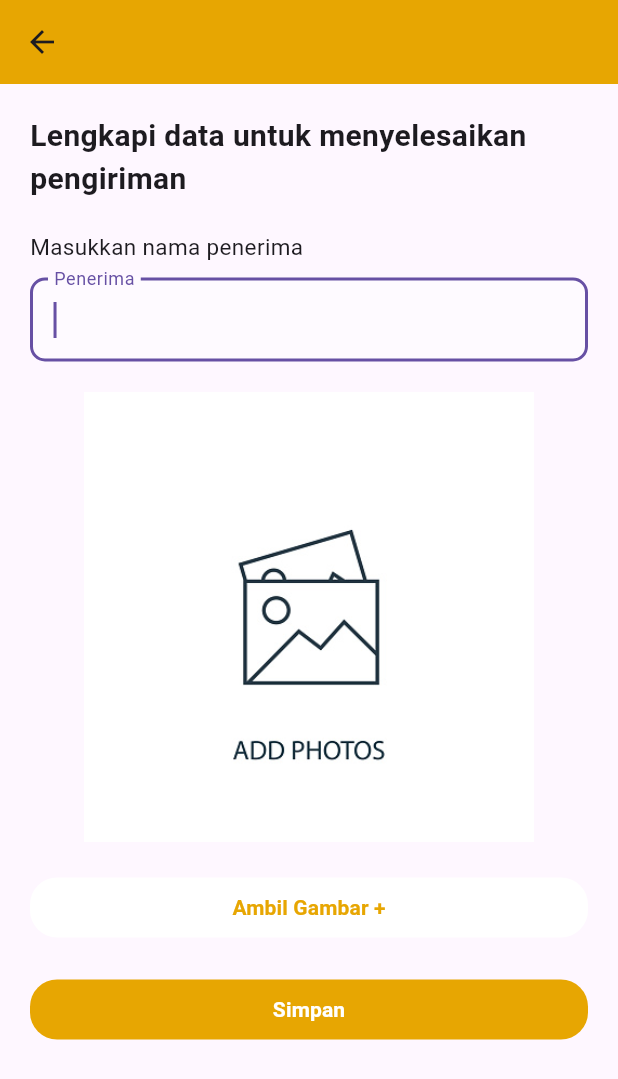
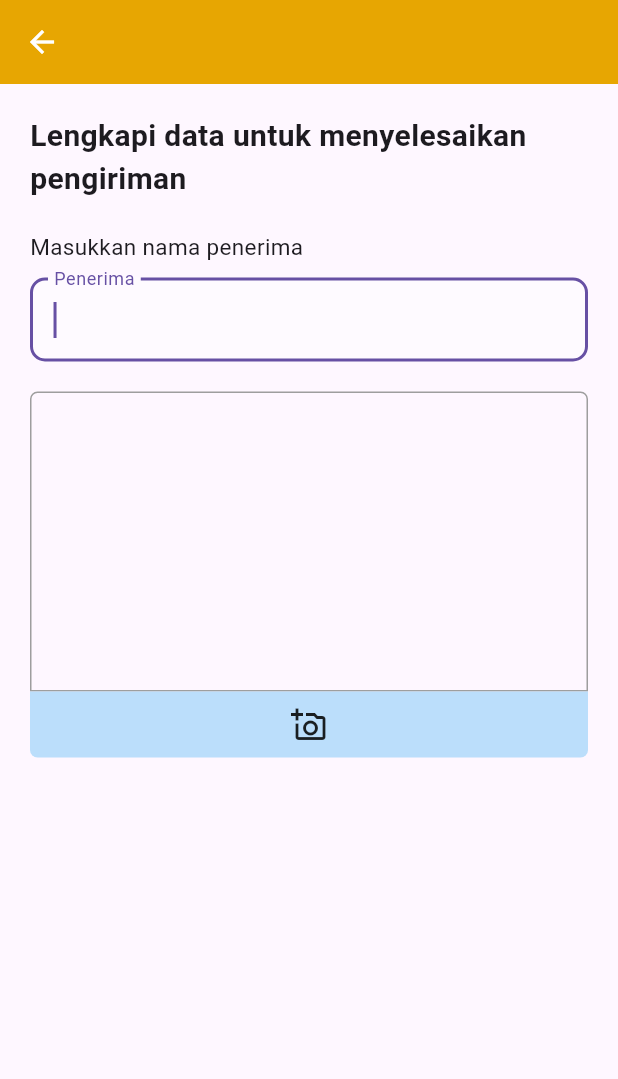
Before and after one commit to ashabfirdaus/impact_driver, a Flutter app: the AcceptDelivery screen opened directly with empty values, on a phone screen of 412 x 824 dp. Shown: the top 1079 px of the screen. Run offline on Flutter 3.47's test engine with Material 3 defaults, Android fonts, the phone set to English and light mode, and no system bars; our stand-ins replace flutter_easyloading, flutter_secure_storage, fluttertoast, image_picker, photo_view; missing offline and left inert: flutter_exif_rotation, widget_zoom; accounts and stored records are empty.

Commit message:
layout multi image

```diff
--- a/lib/layouts/pages/delivery/accept_delivery.dart
+++ b/lib/layouts/pages/delivery/accept_delivery.dart
@@ -1,6 +1,7 @@
 import 'dart:convert';
 
 import 'package:flutter/material.dart';
+import 'package:flutter/widgets.dart';
 import 'package:flutter_easyloading/flutter_easyloading.dart';
 
 import '../../../services/action.dart';
@@ -27,11 +28,12 @@ class _AcceptDeliveryState extends State<AcceptDelivery> {
   Map selectData = {};
   String photoEncode = '';
   String photo = '';
+  List photos = [];
 
   void validation() {
     if (_formKey.currentState!.validate()) {
       GlobalConfig.unfocus(context);
-      if (photo == '') {
+      if (photos.isEmpty) {
         NotificationBar.toastr('Gambar Pengiriman harus diisi', 'error');
       } else {
         showConfirmation(context);
@@ -85,6 +87,7 @@ class _AcceptDeliveryState extends State<AcceptDelivery> {
                       setState(() {
                         photoEncode = value;
                         photo = split[1];
+                        photos.add(split[1]);
                       });
                     }
                   }),
@@ -103,6 +106,7 @@ class _AcceptDeliveryState extends State<AcceptDelivery> {
                         setState(() {
                           photoEncode = value;
                           photo = split[1];
+                          photos.add(split[1]);
                         });
                       });
                     }
@@ -171,12 +175,27 @@ class _AcceptDeliveryState extends State<AcceptDelivery> {
     );
   }
 
+  void showPreviewImage(img) {
+    Navigator.pushNamed(
+      context,
+      '/preview-image',
+      arguments: {
+        'img': base64Decode(img),
+      },
+    );
+  }
+
+  void removeImage(index) {
+    setState(() {
+      photos.removeAt(index);
+    });
+  }
+
   @override
   Widget build(BuildContext context) {
     return Scaffold(
       appBar: AppBar(
         title: Text(widget.content['title']),
-        backgroundColor: GlobalConfig.primaryColor,
       ),
       body: SafeArea(
         child: SingleChildScrollView(
@@ -217,33 +236,98 @@ class _AcceptDeliveryState extends State<AcceptDelivery> {
                   ),
                   const SizedBox(height: 20),
                   Container(
-                    alignment: Alignment.center,
-                    child: photo == ''
-                        ? Image.asset('images/blank.png', width: 300)
-                        : Image.memory(base64Decode(photo), height: 300),
+                    height: 200,
+                    decoration: BoxDecoration(
+                      border: Border.all(color: Colors.grey),
+                      borderRadius: const BorderRadius.only(
+                        topLeft: Radius.circular(5),
+                        topRight: Radius.circular(5),
+                      ),
+                    ),
+                    child: ListView(
+                      scrollDirection: Axis.horizontal,
+                      children: [
+                        for (var i = 0; i < photos.length; i++)
+                          Stack(
+                            alignment: Alignment.topRight,
+                            children: [
+                              InkWell(
+                                onTap: () => showPreviewImage(photos[i]),
+                                child: Container(
+                                  margin: const EdgeInsets.all(5),
+                                  child: Image.memory(
+                                    base64Decode(photos[i]),
+                                    width: 200,
+                                    fit: BoxFit.cover,
+                                  ),
+                                ),
+                              ),
+                              Align(
+                                alignment: Alignment.topRight,
+                                child: Container(
+                                  decoration: BoxDecoration(
+                                    color: Colors.red,
+                                    borderRadius: BorderRadius.circular(25),
+                                  ),
+                                  child: IconButton(
+                                    onPressed: () => removeImage(i),
+                                    icon: const Icon(
+                                      Icons.close,
+                                      color: Colors.white,
+                                      size: 20,
+                                    ),
+                                  ),
+                                ),
+                              )
+                            ],
+                          ),
+                      ],
+                    ),
                   ),
+                  InkWell(
+                    onTap: () => settingModalBottomSheet(context),
+                    child: Container(
+                      width: MediaQuery.of(context).size.width,
+                      padding: const EdgeInsets.all(10),
+                      decoration: BoxDecoration(
+                        color: Colors.blue[100],
+                        borderRadius: const BorderRadius.only(
+                          bottomLeft: Radius.circular(5),
+                          bottomRight: Radius.circular(5),
+                        ),
+                      ),
+                      child: const Icon(Icons.add_a_photo_outlined),
+                    ),
+                  ),
+                  // Container(
+                  //   alignment: Alignment.center,
+                  //   child: photo == ''
+                  //       ? Image.asset('images/blank.png', width: 300)
+                  //       : Image.memory(base64Decode(photo), height: 300),
+                  // ),
+                  // const SizedBox(height: 20),
+                  // if (photo != '')
+                  //   ButtonFullWidth(
+                  //     label: 'Hapus File',
+                  //     action: () => clearImage(),
+                  //     color: Colors.white,
+                  //     background: false,
+                  //   )
+                  // else
+                  //   ButtonFullWidth(
+                  //     label: 'Ambil Gambar +',
+                  //     action: () => settingModalBottomSheet(context),
+                  //     color: Colors.white,
+                  //     background: false,
+                  //   ),
                   const SizedBox(height: 20),
-                  if (photo != '')
+                  if (_receiver.text != '')
                     ButtonFullWidth(
-                      label: 'Hapus File',
-                      action: () => clearImage(),
+                      label: 'Simpan',
                       color: Colors.white,
-                      background: false,
+                      background: true,
+                      action: () => validation(),
                     )
-                  else
-                    ButtonFullWidth(
-                      label: 'Ambil Gambar +',
-                      action: () => settingModalBottomSheet(context),
-                      color: Colors.white,
-                      background: false,
-                    ),
-                  const SizedBox(height: 20),
-                  ButtonFullWidth(
-                    label: 'Simpan',
-                    color: Colors.white,
-                    background: true,
-                    action: () => validation(),
-                  )
                 ],
               ),
             ),
--- a/lib/layouts/pages/delivery/detail_transaction.dart
+++ b/lib/layouts/pages/delivery/detail_transaction.dart
@@ -68,7 +68,6 @@ class _DetailTransactionState extends State<DetailTransaction> {
     return Scaffold(
       appBar: AppBar(
         title: Text(widget.content['title']),
-        backgroundColor: GlobalConfig.primaryColor,
       ),
       body: SafeArea(
         child: SingleChildScrollView(
--- a/lib/layouts/pages/home/delivery_complete.dart
+++ b/lib/layouts/pages/home/delivery_complete.dart
@@ -178,7 +178,6 @@ class _DeliveryCompleteState extends State<DeliveryComplete> {
             icon: customIcon,
           )
         ],
-        backgroundColor: GlobalConfig.primaryColor,
       ),
       body: GestureDetector(
         onTap: () => GlobalConfig.unfocus(context),
--- a/lib/layouts/pages/home/delivery_process.dart
+++ b/lib/layouts/pages/home/delivery_process.dart
@@ -174,7 +174,6 @@ class _DeliveryProcessState extends State<DeliveryProcess> {
             icon: customIcon,
           )
         ],
-        backgroundColor: GlobalConfig.primaryColor,
       ),
       body: GestureDetector(
         onTap: () => GlobalConfig.unfocus(context),
--- a/lib/main.dart
+++ b/lib/main.dart
@@ -33,6 +33,12 @@ class MyApp extends StatelessWidget {
       title: 'Impact',
       theme: ThemeData(
         primaryColor: GlobalConfig.primaryColor,
+        appBarTheme: AppBarTheme(
+          iconTheme: const IconThemeData(color: Colors.white),
+          titleTextStyle: const TextStyle(color: Colors.white, fontSize: 20),
+          centerTitle: true,
+          backgroundColor: GlobalConfig.primaryColor,
+        ),
       ),
       initialRoute: '/',
       routes: AppRoutes.route,
--- a/lib/services/routes.dart
+++ b/lib/services/routes.dart
@@ -1,4 +1,5 @@
 import 'package:flutter/material.dart';
+import 'package:impact_driver/utils/show_preview_image.dart';
 import '../layouts/pages/auth/login.dart';
 import '../layouts/pages/delivery/accept_delivery.dart';
 import '../layouts/pages/delivery/detail_transaction.dart';
@@ -14,5 +15,7 @@ class AppRoutes {
         content: ModalRoute.of(context)?.settings.arguments as Map),
     '/accept-delivery': (context) => AcceptDelivery(
         content: ModalRoute.of(context)?.settings.arguments as Map),
+    '/preview-image': (context) => ShowPreviewImage(
+        content: ModalRoute.of(context)?.settings.arguments as Map),
   };
 }
--- a/pubspec.yaml
+++ b/pubspec.yaml
@@ -43,6 +43,7 @@ dependencies:
   flutter_exif_rotation: ^0.5.1
   http: ^1.0.0
   widget_zoom: ^0.0.3
+  photo_view: ^0.15.0
 
 dev_dependencies:
   flutter_test:
```
Also changed, not shown: lib/utils/show_preview_image.dart (added, +25 -0 lines), pubspec.lock.
